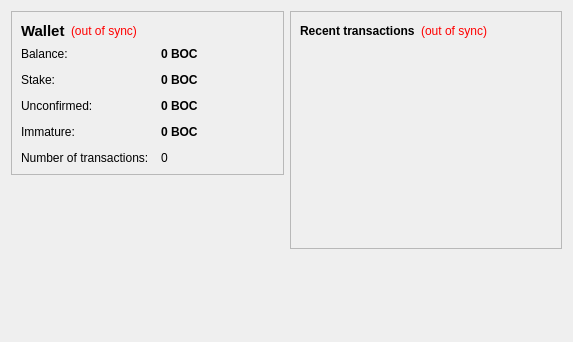
First picture: the form in src/qt/forms/overviewpage.ui, repository xtracoinrevival/xtracoin, before the edit.
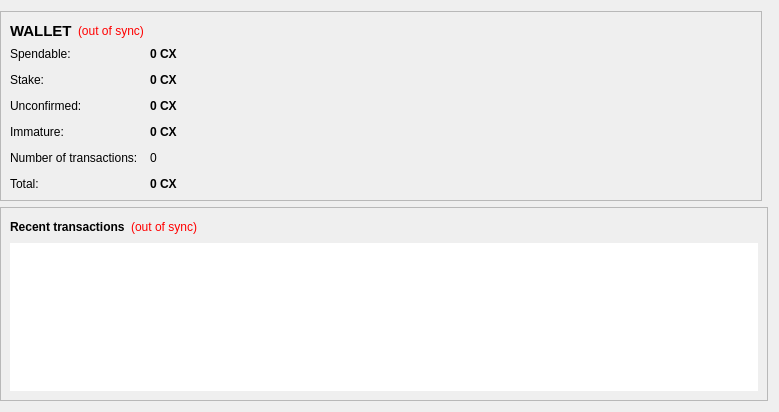
Second picture: the form after the edit. Icons and pictures are not drawn.

Commit message:
add weight, visualisation of weight, add checkpoints, bump proto vers, designe and etc.
add weight, visualisation of weight, add checkpoints, bump proto vers,
designe and etc.

```diff
--- a/src/qt/forms/overviewpage.ui
+++ b/src/qt/forms/overviewpage.ui
@@ -6,18 +6,31 @@
    <rect>
     <x>0</x>
     <y>0</y>
-    <width>573</width>
-    <height>342</height>
+    <width>779</width>
+    <height>412</height>
    </rect>
   </property>
   <property name="windowTitle">
    <string>Form</string>
   </property>
-  <layout class="QHBoxLayout" name="horizontalLayout" stretch="1,1">
-   <item>
-    <layout class="QVBoxLayout" name="verticalLayout_2">
-     <item>
-      <widget class="QFrame" name="frame">
+  <layout class="QGridLayout" name="gridLayout">
+   <property name="leftMargin">
+    <number>0</number>
+   </property>
+   <item row="0" column="0">
+    <widget class="QFrame" name="walletContainer">
+     <property name="sizePolicy">
+      <sizepolicy hsizetype="Preferred" vsizetype="Maximum">
+       <horstretch>0</horstretch>
+       <verstretch>0</verstretch>
+      </sizepolicy>
+     </property>
+     <property name="maximumSize">
+      <size>
+       <width>16777215</width>
+       <height>220</height>
+      </size>
+     </property>
        <property name="frameShape">
         <enum>QFrame::StyledPanel</enum>
        </property>
@@ -36,8 +49,11 @@
               <bold>true</bold>
              </font>
             </property>
+          <property name="styleSheet">
+           <string notr="true">background-color: transparent;</string>
+          </property>
             <property name="text">
-             <string>Wallet</string>
+           <string>WALLET</string>
             </property>
            </widget>
           </item>
@@ -47,7 +63,7 @@
              <string>The displayed information may be out of date. Your wallet automatically synchronizes with the xtracoin network after a connection is established, but this process has not completed yet.</string>
             </property>
             <property name="styleSheet">
-             <string notr="true">QLabel { color: red; }</string>
+           <string notr="true">QLabel { color: red;Background-color:transparent }</string>
             </property>
             <property name="text">
              <string notr="true">(out of sync)</string>
@@ -85,8 +101,11 @@
           </property>
           <item row="0" column="0">
            <widget class="QLabel" name="label">
+          <property name="styleSheet">
+           <string notr="true">background-color: transparent;</string>
+          </property>
             <property name="text">
-             <string>Balance:</string>
+           <string>Spendable:</string>
             </property>
            </widget>
           </item>
@@ -102,10 +121,13 @@
              <cursorShape>IBeamCursor</cursorShape>
             </property>
             <property name="toolTip">
-             <string>Your current balance</string>
+           <string>Your current spendable balance</string>
+          </property>
+          <property name="styleSheet">
+           <string notr="true"/>
             </property>
             <property name="text">
-             <string notr="true">0 BOC</string>
+           <string notr="true">0 CX</string>
             </property>
             <property name="textInteractionFlags">
              <set>Qt::LinksAccessibleByMouse|Qt::TextSelectableByKeyboard|Qt::TextSelectableByMouse</set>
@@ -114,6 +136,9 @@
           </item>
           <item row="1" column="0">
            <widget class="QLabel" name="label_6">
+          <property name="styleSheet">
+           <string notr="true">background-color: transparent;</string>
+          </property>
             <property name="text">
              <string>Stake:</string>
             </property>
@@ -134,7 +159,7 @@
              <string>Total of coins that was staked, and do not yet count toward the current balance</string>
             </property>
             <property name="text">
-             <string notr="true">0 BOC</string>
+           <string notr="true">0 CX</string>
             </property>
             <property name="textInteractionFlags">
              <set>Qt::LinksAccessibleByMouse|Qt::TextSelectableByKeyboard|Qt::TextSelectableByMouse</set>
@@ -143,6 +168,9 @@
           </item>
           <item row="2" column="0">
            <widget class="QLabel" name="label_3">
+          <property name="styleSheet">
+           <string notr="true">background-color: transparent;</string>
+          </property>
             <property name="text">
              <string>Unconfirmed:</string>
             </property>
@@ -163,7 +191,7 @@
              <string>Total of transactions that have yet to be confirmed, and do not yet count toward the current balance</string>
             </property>
             <property name="text">
-             <string notr="true">0 BOC</string>
+           <string notr="true">0 CX</string>
             </property>
             <property name="textInteractionFlags">
              <set>Qt::LinksAccessibleByMouse|Qt::TextSelectableByKeyboard|Qt::TextSelectableByMouse</set>
@@ -172,6 +200,9 @@
           </item>
           <item row="3" column="0">
            <widget class="QLabel" name="labelImmatureText">
+          <property name="styleSheet">
+           <string notr="true">background-color: transparent;</string>
+          </property>
             <property name="text">
              <string>Immature:</string>
             </property>
@@ -189,7 +220,7 @@
              <string>Mined balance that has not yet matured</string>
             </property>
             <property name="text">
-             <string notr="true">0 BOC</string>
+           <string notr="true">0 CX</string>
             </property>
             <property name="textInteractionFlags">
              <set>Qt::LinksAccessibleByMouse|Qt::TextSelectableByKeyboard|Qt::TextSelectableByMouse</set>
@@ -213,22 +244,7 @@
             </property>
            </widget>
           </item>
-         </layout>
-        </item>
-       </layout>
-      </widget>
-     </item>
-     <item>
-      <widget class="QLabel" name="label_wallet_bgcoin">
-       <property name="text">
-        <string/>
-       </property>
-       <property name="pixmap">
-        <pixmap resource="../xtracoin.qrc">:/images/wallet_bgcoin</pixmap>
-       </property>
-      </widget>
-     </item>
-     <item>
+        <item row="4" column="0">
       <spacer name="verticalSpacer">
        <property name="orientation">
         <enum>Qt::Vertical</enum>
@@ -241,12 +257,80 @@
        </property>
       </spacer>
      </item>
-    </layout>
-   </item>
-   <item>
-    <layout class="QVBoxLayout" name="verticalLayout_3">
-     <item>
-      <widget class="QFrame" name="frame_2">
+        <item row="4" column="1">
+         <spacer name="verticalSpacer_2">
+          <property name="orientation">
+           <enum>Qt::Vertical</enum>
+          </property>
+          <property name="sizeHint" stdset="0">
+           <size>
+            <width>20</width>
+            <height>40</height>
+           </size>
+          </property>
+         </spacer>
+        </item>
+        <item row="5" column="0">
+         <widget class="QLabel" name="labelTotalText">
+          <property name="styleSheet">
+           <string notr="true">background-color: transparent;</string>
+          </property>
+          <property name="text">
+           <string>Total:</string>
+          </property>
+         </widget>
+        </item>
+        <item row="5" column="1">
+         <widget class="QLabel" name="labelTotal">
+          <property name="font">
+           <font>
+            <weight>75</weight>
+            <bold>true</bold>
+           </font>
+          </property>
+          <property name="cursor">
+           <cursorShape>IBeamCursor</cursorShape>
+          </property>
+          <property name="toolTip">
+           <string>Your current total balance</string>
+          </property>
+          <property name="text">
+           <string notr="true">0 CX</string>
+          </property>
+          <property name="textInteractionFlags">
+           <set>Qt::LinksAccessibleByMouse|Qt::TextSelectableByKeyboard|Qt::TextSelectableByMouse</set>
+          </property>
+         </widget>
+        </item>
+       </layout>
+      </item>
+     </layout>
+    </widget>
+   </item>
+   <item row="0" column="1">
+    <widget class="QFrame" name="hashTokenStatusContainer">
+     <property name="sizePolicy">
+      <sizepolicy hsizetype="Preferred" vsizetype="Fixed">
+       <horstretch>0</horstretch>
+       <verstretch>0</verstretch>
+      </sizepolicy>
+     </property>
+     <property name="maximumSize">
+      <size>
+       <width>16777215</width>
+       <height>220</height>
+      </size>
+     </property>
+     <property name="frameShape">
+      <enum>QFrame::StyledPanel</enum>
+     </property>
+     <property name="frameShadow">
+      <enum>QFrame::Raised</enum>
+     </property>
+    </widget>
+   </item>
+   <item row="1" column="0" colspan="2">
+    <widget class="QFrame" name="transactionContainer">
        <property name="frameShape">
         <enum>QFrame::StyledPanel</enum>
        </property>
@@ -258,6 +342,9 @@
          <layout class="QHBoxLayout" name="horizontalLayout_2">
           <item>
            <widget class="QLabel" name="label_4">
+          <property name="styleSheet">
+           <string notr="true">background-color: transparent;</string>
+          </property>
             <property name="text">
              <string>&lt;b&gt;Recent transactions&lt;/b&gt;</string>
             </property>
@@ -269,7 +356,7 @@
              <string>The displayed information may be out of date. Your wallet automatically synchronizes with the xtracoin network after a connection is established, but this process has not completed yet.</string>
             </property>
             <property name="styleSheet">
-             <string notr="true">QLabel { color: red; }</string>
+           <string notr="true">QLabel { color: red;Background-color:transparent }</string>
             </property>
             <property name="text">
              <string notr="true">(out of sync)</string>
@@ -296,15 +383,9 @@
         </item>
         <item>
          <widget class="QListView" name="listTransactions">
-          <property name="styleSheet">
-           <string notr="true">QListView { background: transparent; }</string>
-          </property>
           <property name="frameShape">
            <enum>QFrame::NoFrame</enum>
           </property>
-          <property name="verticalScrollBarPolicy">
-           <enum>Qt::ScrollBarAlwaysOff</enum>
-          </property>
           <property name="horizontalScrollBarPolicy">
            <enum>Qt::ScrollBarAlwaysOff</enum>
           </property>
@@ -316,29 +397,7 @@
        </layout>
       </widget>
      </item>
-     <item>
-      <widget class="QLabel" name="label_xtracoin_Intro">
-       <property name="text">
-        <string></string>
-       </property>
-      </widget>
-     </item>
-     <item>
-      <spacer name="verticalSpacer_2">
-       <property name="orientation">
-        <enum>Qt::Vertical</enum>
-       </property>
-       <property name="sizeHint" stdset="0">
-        <size>
-         <width>20</width>
-         <height>40</height>
-        </size>
-       </property>
-      </spacer>
-     </item>
-    </layout>
-   </item>
-  </layout>
+  </layout>
  </widget>
  <resources>
   <include location="../xtracoin.qrc"/>
```
Left out of the diff: 17 changed lines with no effect on the pictures. Lines whose indentation alone changed are shown as unchanged. The commit also changes 150 other files.
